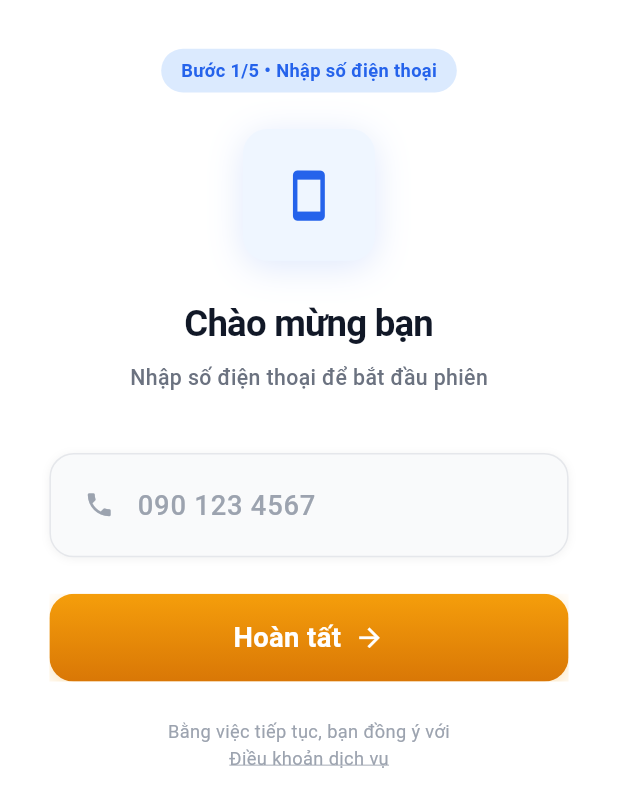
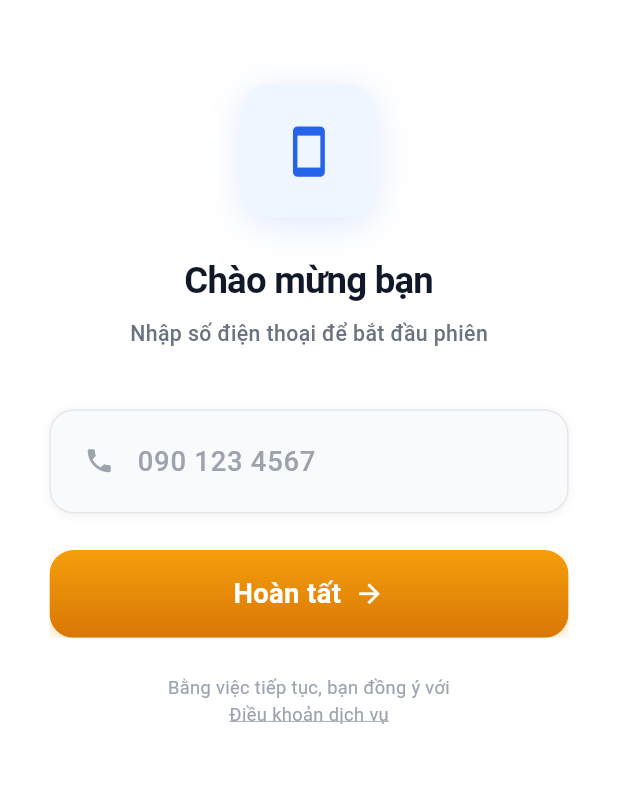
Before and after one commit to hoangduc170803/flutter_app, a Flutter app: the screen it shows after launch, on a phone screen of 412 x 824 dp. Shown: the top 807 px of the screen. Run offline on Flutter 3.47's test engine with Material 3 defaults, Android fonts, the phone set to English and light mode, and no system bars; our stand-ins replace flutter_riverpod, flutter_screenutil.

Commit message:
redesign ui/ux

```diff
--- a/vn-mobile-login-flutter/lib/presentation/views/contact_list_view.dart
+++ b/vn-mobile-login-flutter/lib/presentation/views/contact_list_view.dart
@@ -603,7 +603,7 @@ class _ContactItem extends StatelessWidget {
   }
 
   Widget _buildAvatar() {
-    if (contact.avatarUrl != null) {
+    if (contact.hasAvatar) {
       return Container(
         width: 48.w,
         height: 48.w,
@@ -611,7 +611,7 @@ class _ContactItem extends StatelessWidget {
           borderRadius: BorderRadius.circular(24.r),
           border: Border.all(color: AppColors.gray200),
           image: DecorationImage(
-            image: NetworkImage(contact.avatarUrl!),
+            image: AssetImage(contact.avatarAsset!),
             fit: BoxFit.cover,
           ),
         ),
--- a/vn-mobile-login-flutter/lib/presentation/views/login_view.dart
+++ b/vn-mobile-login-flutter/lib/presentation/views/login_view.dart
@@ -79,7 +79,6 @@ class _LoginViewState extends ConsumerState<LoginView> {
             ),
             child: Column(
               children: [
-                _buildStepIndicator(),
                 _buildHeader(),
                 SizedBox(height: 40.h),
                 _buildPhoneInput(state.isLoading),
@@ -90,24 +89,6 @@ class _LoginViewState extends ConsumerState<LoginView> {
               ],
             ),
           ),
-        ),
-      ),
-    );
-  }
-
-  Widget _buildStepIndicator() {
-    return Container(
-      padding: EdgeInsets.symmetric(horizontal: 12.w, vertical: 6.h),
-      decoration: BoxDecoration(
-        color: AppColors.blue100,
-        borderRadius: BorderRadius.circular(20.r),
-      ),
-      child: Text(
-        'Bước 1/5 • Nhập số điện thoại',
-        style: TextStyle(
-          fontSize: 12.sp,
-          fontWeight: FontWeight.w600,
-          color: AppColors.primaryBlue,
         ),
       ),
     );
--- a/vn-mobile-login-flutter/pubspec.yaml
+++ b/vn-mobile-login-flutter/pubspec.yaml
@@ -23,3 +23,5 @@ dev_dependencies:
 
 flutter:
   uses-material-design: true
+  assets:
+    - assets/images/avatars/
```
Also changed, not shown: vn-mobile-login-flutter/lib/data/models/contact.dart (+14 -39 lines), vn-mobile-login-flutter/lib/data/repositories/contact_repository.dart (+17 -15 lines), vn-mobile-login-flutter/lib/presentation/views/contact_detail_view.dart (+6 -16 lines).
